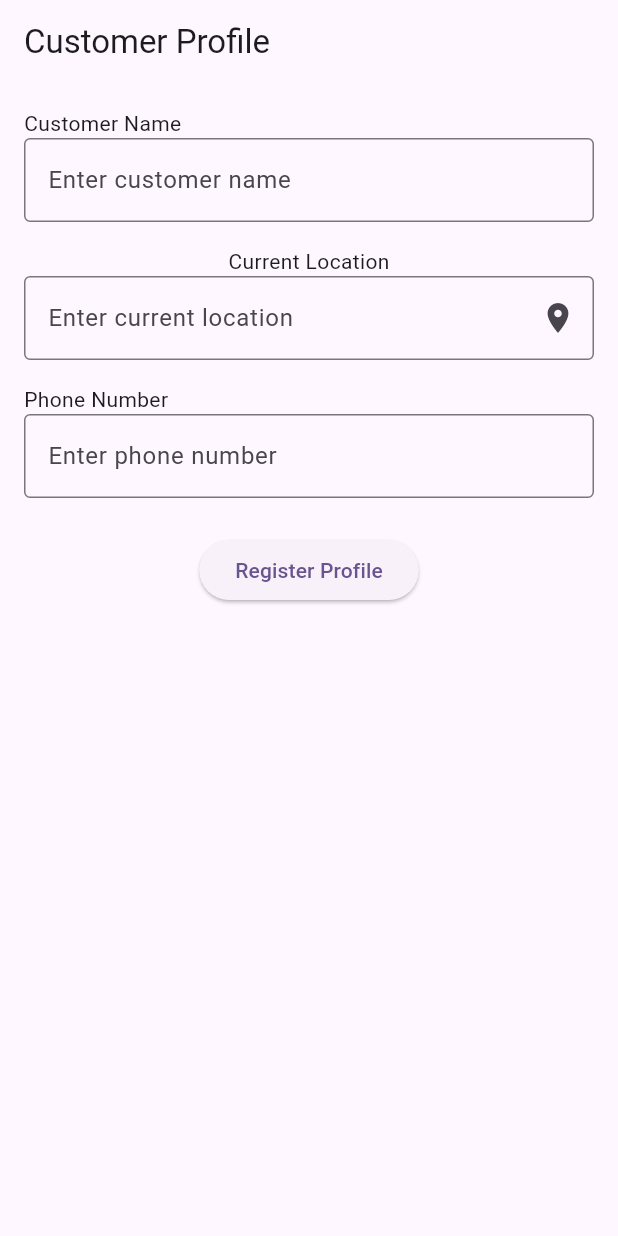
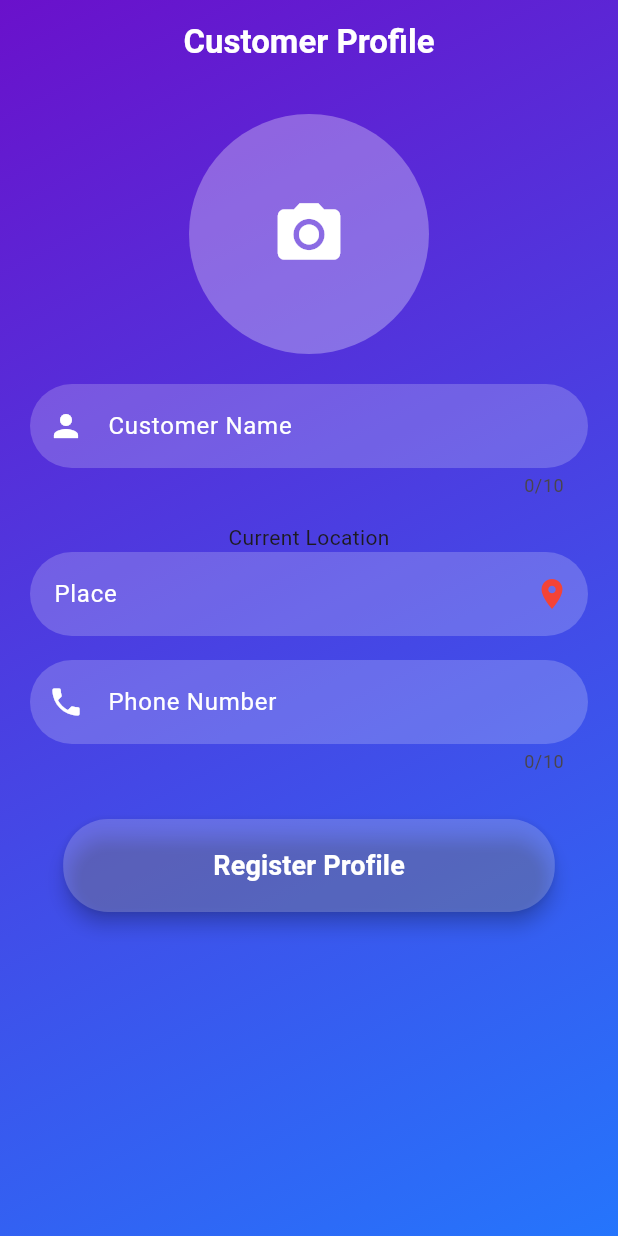
Before and after one commit to Avinash1705/blinkit, a Flutter app: the screen it shows after launch, on a phone screen of 412 x 824 dp. Run offline on Flutter 3.47's test engine with Material 3 defaults, Android fonts, the phone set to English and light mode, and no system bars; our stand-ins replace flutter_image_compress, geocoding, geolocator, get, image_picker, permission_handler and 1 more; missing offline and left inert: dart:js, flutter_sliding_toast.

Commit message:
registration customer success

```diff
--- a/lib/domain/AppConstants.dart
+++ b/lib/domain/AppConstants.dart
@@ -11,6 +11,8 @@ class AppConstants {
   static final String appDetail = "$ssl://$ip/fluxKart/apis/app_detail.php";
   static  String getAllVenders = "$ssl://$ip/fluxKart/apis/get_venders.php";
   static  String registerVenders = "$ssl://$ip/fluxKart/apis/register_vender.php";
+  /*Register customer*/
+  static  String registerCustomer = "$ssl://$ip/fluxKart/apis/register_customer.php";
   static  String addItems = "$ssl://$ip/fluxKart/apis/addSubItem.php";
   // httpss://royalblue-opossum-328842.hostingersite.com/fluxKart/apis/get_categories.php
   static  String getAllCategories = "$ssl://$ip/fluxKart/apis/get_categories.php";
--- a/lib/main.dart
+++ b/lib/main.dart
@@ -6,7 +6,8 @@ import 'package:swiggy/controllers/addressController.dart';
 import 'package:swiggy/controllers/cartController.dart';
 import 'package:swiggy/services/payment.dart';
 import 'package:swiggy/ui/bottomNav/bottomNavScreen.dart';
-import 'package:swiggy/ui/customerProfile/CustomerProfileScreen.dart';
+import 'package:swiggy/ui/customerProfile/CustomerLoginRegistrationScreen.dart';
+import 'package:swiggy/ui/customerProfile/RegistrationCustomerProfileScreen.dart';
 import 'package:swiggy/ui/login/loginScreen.dart';
 import 'package:swiggy/ui/login/loginScreenStatic.dart';
 import 'package:swiggy/ui/screens/splash/splashScreen.dart';
@@ -50,7 +51,7 @@ class MyApp extends StatelessWidget {
       // home: VendorDashboard(vendorDetails: Data(venderName: "terr",venderId: "12",shopName: "firstShop",phone: "4444444444",location: "lko",valid: "0"),),
       // home: AddProductPage(vendorDetails: Data(venderName: "terr",venderId: "12",shopName: "firstShop",phone: "3223",location: "lko"),),
       // home: MyProductsPage(),
-      home: CustomerProfilePage(),
+      home: RegistrationCustomerProfilePage(),
       // home: SplashScreen(),
       // home: AddProductPage(vendorDetail: null,),
       // home: ImagePickerWithPermission(),
--- a/lib/ui/customerProfile/CustomerProfileScreen.dart
+++ /dev/null
@@ -1,84 +0,0 @@
-import 'package:flutter/material.dart';
-import 'package:geocoding/geocoding.dart';
-import 'package:geolocator/geolocator.dart';
-
-import '../widgets/locationWidget.dart';
-
-class CustomerProfilePage extends StatefulWidget {
-  const CustomerProfilePage({super.key});
-
-  @override
-  State<CustomerProfilePage> createState() => _CustomerProfilePageState();
-}
-
-class _CustomerProfilePageState extends State<CustomerProfilePage> {
-  final _formKey = GlobalKey<FormState>();
-
-  final TextEditingController _nameController = TextEditingController();
-  final TextEditingController _locationController = TextEditingController();
-  final TextEditingController _phoneController = TextEditingController();
-
-
-  @override
-  Widget build(BuildContext context) {
-    return Scaffold(
-      appBar: AppBar(title: const Text("Customer Profile")),
-      body: SafeArea(
-        child: Padding(
-          padding: const EdgeInsets.all(16.0),
-          child: Form(
-            key: _formKey,
-            child: Column(
-              crossAxisAlignment: CrossAxisAlignment.start,
-              children: [
-                const Text("Customer Name"),
-                TextFormField(
-                  controller: _nameController,
-                  decoration: const InputDecoration(
-                    hintText: "Enter customer name",
-                    border: OutlineInputBorder(),
-                  ),
-                  validator: (value) =>
-                  value == null || value.isEmpty ? "Enter a name" : null,
-                ),
-                const SizedBox(height: 16),
-
-                LocationWidget(
-                  locationController: _locationController,
-                ),
-                const SizedBox(height: 16),
-                // Displaying the current location
-                Text("Phone Number ${_locationController.text}"),
-                TextFormField(
-                  controller: _phoneController,
-                  keyboardType: TextInputType.phone,
-                  decoration: const InputDecoration(
-                    hintText: "Enter phone number",
-                    border: OutlineInputBorder(),
-                  ),
-                  validator: (value) =>
-                  value == null || value.length < 10 ? "Enter valid phone" : null,
-                ),
-                const SizedBox(height: 24),
-
-                Center(
-                  child: ElevatedButton(
-                    onPressed: () {
-                      if (_formKey.currentState!.validate()) {
-                        // ✅ Handle save / API call here
-                        ScaffoldMessenger.of(context).showSnackBar(
-                          const SnackBar(content: Text("Profile Saved")),
-                        );
-                      }
-                    },
-                    child: const Text("Register Profile"),
-                  ),
-                )
-              ],
-            ),
-          ),
-        ),
-      ),
-    );
-  }
-}
--- /dev/null
+++ b/lib/ui/customerProfile/RegistrationCustomerProfileScreen.dart
@@ -0,0 +1,248 @@
+import 'dart:io';
+import 'package:flutter/material.dart';
+import 'package:image_picker/image_picker.dart';
+import 'package:permission_handler/permission_handler.dart';
+
+import '../../controllers/customerRegistrationController.dart';
+import '../widgets/compressedImgFile.dart';
+import '../widgets/locationWidget.dart';
+
+class RegistrationCustomerProfilePage extends StatefulWidget {
+  const RegistrationCustomerProfilePage({super.key});
+
+  @override
+  State<RegistrationCustomerProfilePage> createState() =>
+      _CustomerProfilePageState();
+}
+
+class _CustomerProfilePageState
+    extends State<RegistrationCustomerProfilePage> {
+  final _formKey = GlobalKey<FormState>();
+  File? _image;
+  final ImagePicker _picker = ImagePicker();
+
+  final TextEditingController _nameController = TextEditingController();
+  final TextEditingController _locationController = TextEditingController();
+  final TextEditingController _phoneController = TextEditingController();
+
+  Future<bool> _requestPermission(ImageSource source) async {
+    if (source == ImageSource.camera) {
+      return await Permission.camera.request().isGranted;
+    } else {
+      if (Platform.isAndroid) {
+        if (await Permission.storage.isGranted ||
+            await Permission.photos.isGranted ||
+            await Permission.mediaLibrary.isGranted) {
+          return true;
+        }
+
+        if (await Permission.photos.request().isGranted ||
+            await Permission.storage.request().isGranted) {
+          return true;
+        }
+      }
+      return false;
+    }
+  }
+
+  Future<void> _pickImage(ImageSource source) async {
+    bool granted = await _requestPermission(source);
+    if (!granted) {
+      ScaffoldMessenger.of(context).showSnackBar(
+        const SnackBar(content: Text('Permission denied')),
+      );
+      return;
+    }
+
+    final pickedFile = await _picker.pickImage(source: source);
+    if (pickedFile != null) {
+      XFile? compressed = await compressImage(File(pickedFile.path));
+      File? comp = File(compressed!.path);
+      setState(() {
+        _image = comp;
+      });
+    }
+  }
+
+  @override
+  Widget build(BuildContext context) {
+    return Scaffold(
+      extendBodyBehindAppBar: true,
+      appBar: AppBar(
+        backgroundColor: Colors.transparent,
+        elevation: 0,
+        title: const Text("Customer Profile",
+            style: TextStyle(
+              fontWeight: FontWeight.bold,
+              color: Colors.white,
+            )),
+        centerTitle: true,
+      ),
+      body: Container(
+        width: double.infinity,
+        height: double.infinity,
+        decoration: const BoxDecoration(
+          gradient: LinearGradient(
+            colors: [Color(0xFF6A11CB), Color(0xFF2575FC)],
+            begin: Alignment.topLeft,
+            end: Alignment.bottomRight,
+          ),
+        ),
+        child: SafeArea(
+          child: SingleChildScrollView(
+            padding: const EdgeInsets.all(20.0),
+            child: Form(
+              key: _formKey,
+              child: Column(
+                children: [
+                  // Profile Image
+                  GestureDetector(
+                    onTap: () => _showImagePickerOptions(),
+                    child: CircleAvatar(
+                      radius: 80,
+                      backgroundColor: Colors.white.withOpacity(0.3),
+                      backgroundImage:
+                      _image != null ? FileImage(_image!) : null,
+                      child: _image == null
+                          ? const Icon(Icons.camera_alt,
+                          size: 50, color: Colors.white)
+                          : null,
+                    ),
+                  ),
+                  const SizedBox(height: 20),
+
+                  // Name Field
+                  _buildTextField(
+                    controller: _nameController,
+                    hint: "Enter customer name",
+                    label: "Customer Name",
+                    icon: Icons.person,
+                    validator: (value) =>
+                    value == null || value.isEmpty ? "Enter a name" : null,
+                  ),
+                  const SizedBox(height: 16),
+
+                  // Location Field (Custom Widget)
+                  LocationWidget(locationController: _locationController),
+                  const SizedBox(height: 16),
+
+                  // Phone Field
+                  _buildTextField(
+                    controller: _phoneController,
+                    hint: "Enter phone number",
+                    label: "Phone Number",
+                    icon: Icons.phone,
+                    keyboardType: TextInputType.phone,
+                    validator: (value) => value == null || value.length < 10
+                        ? "Enter valid phone"
+                        : null,
+                  ),
+                  const SizedBox(height: 30),
+
+                  // Register Button
+                  ElevatedButton(
+                    onPressed: () {
+                      if (_formKey.currentState!.validate()) {
+
+                        final updatedProduct = {
+                          "customer_name": _nameController.text,
+                          "phone": _phoneController.text,
+                          "location": _locationController.text,
+                        };
+                        CustomerRegistrationController.registerCustomer(
+                          updatedProduct, _image!,context).then((value) => {
+                          print("Customer registered successfully $value"),
+                        });
+
+                        Navigator.pop(context);
+                      }
+                    },
+                    style: ElevatedButton.styleFrom(
+                      padding: const EdgeInsets.symmetric(
+                          horizontal: 100, vertical: 18),
+                      backgroundColor: Colors.white.withOpacity(0.2),
+                      foregroundColor: Colors.white,
+                      shape: RoundedRectangleBorder(
+                        borderRadius: BorderRadius.circular(30),
+                      ),
+                      elevation: 5,
+                    ),
+                    child: const Text(
+                      "Register Profile",
+                      style:
+                      TextStyle(fontSize: 18, fontWeight: FontWeight.bold),
+                    ),
+                  )
+                ],
+              ),
+            ),
+          ),
+        ),
+      ),
+    );
+  }
+
+  /// Custom reusable text field
+  Widget _buildTextField({
+    required TextEditingController controller,
+    required String hint,
+    required String label,
+    required IconData icon,
+    TextInputType keyboardType = TextInputType.text,
+    String? Function(String?)? validator,
+  }) {
+    return TextFormField(
+      controller: controller,
+      maxLength: 10,
+      keyboardType: keyboardType,
+      style: const TextStyle(color: Colors.white),
+      validator: validator,
+      decoration: InputDecoration(
+        prefixIcon: Icon(icon, color: Colors.white),
+        labelText: label,
+        labelStyle: const TextStyle(color: Colors.white),
+        hintText: hint,
+        hintStyle: const TextStyle(color: Colors.white70),
+        filled: true,
+        fillColor: Colors.white.withOpacity(0.2),
+        border: OutlineInputBorder(
+          borderRadius: BorderRadius.circular(30),
+          borderSide: BorderSide.none,
+        ),
+      ),
+    );
+  }
+
+  /// Image Picker Options
+  void _showImagePickerOptions() {
+    showModalBottomSheet(
+      context: context,
+      backgroundColor: Colors.white,
+      shape: const RoundedRectangleBorder(
+        borderRadius: BorderRadius.vertical(top: Radius.circular(20)),
+      ),
+      builder: (context) {
+        return Wrap(
+          children: [
+            ListTile(
+              leading: const Icon(Icons.photo_library, color: Colors.blue),
+              title: const Text("Pick from Gallery"),
+              onTap: () {
+                Navigator.pop(context);
+                _pickImage(ImageSource.gallery);
+              },
+            ),
+            ListTile(
+              leading: const Icon(Icons.camera_alt, color: Colors.green),
+              title: const Text("Take a Photo"),
+              onTap: () {
+                Navigator.pop(context);
+                _pickImage(ImageSource.camera);
+              },
+            ),
+          ],
+        );
+      },
+    );
+  }
+}
--- a/lib/ui/widgets/locationWidget.dart
+++ b/lib/ui/widgets/locationWidget.dart
@@ -72,10 +72,20 @@ class _LocationState extends State<LocationWidget> {
         Text("Current Location"),
         TextFormField(
           controller: widget.locationController,
+          style: const TextStyle(color: Colors.white),
           decoration: InputDecoration(
-            hintText: "Enter current location",
-            border: const OutlineInputBorder(),
-            suffixIcon: InkWell(onTap:  _getCurrentLocation,child: const Icon(Icons.location_on)),
+            // prefixIcon: Icon(Icons.place, color: Colors.white),
+            labelText: "Place ",
+            labelStyle: const TextStyle(color: Colors.white),
+            hintText: "Edit current location",
+            hintStyle: const TextStyle(color: Colors.white70),
+            filled: true,
+            fillColor: Colors.white.withOpacity(0.2),
+            suffixIcon: InkWell(onTap:  _getCurrentLocation,child: const Icon(Icons.place, color: Colors.red)),
+            border: OutlineInputBorder(
+              borderRadius: BorderRadius.circular(30),
+              borderSide: BorderSide.none,
+            ),
           ),
           validator: (value) => value == null || value.isEmpty
               ? "Enter location"
--- a/pubspec.yaml
+++ b/pubspec.yaml
@@ -49,6 +49,7 @@ dependencies:
 #  flutter_plugin_android_lifecycle: ^2.0.17
   geolocator: ^14.0.2
   geocoding: ^3.0.0
+  flutter_image_compress: ^2.4.0
 
 dev_dependencies:
   flutter_test:
```
Also changed, not shown: lib/controllers/customerRegistrationController.dart (added, +57 -0 lines), lib/ui/customerProfile/CustomerLoginRegistrationScreen.dart (added, +114 -0 lines), lib/ui/customerProfile/LoginCustomerProfileScreen.dart (added, +151 -0 lines), lib/ui/widgets/compressedImgFile.dart (added, +16 -0 lines), pubspec.lock, 1 other file.
